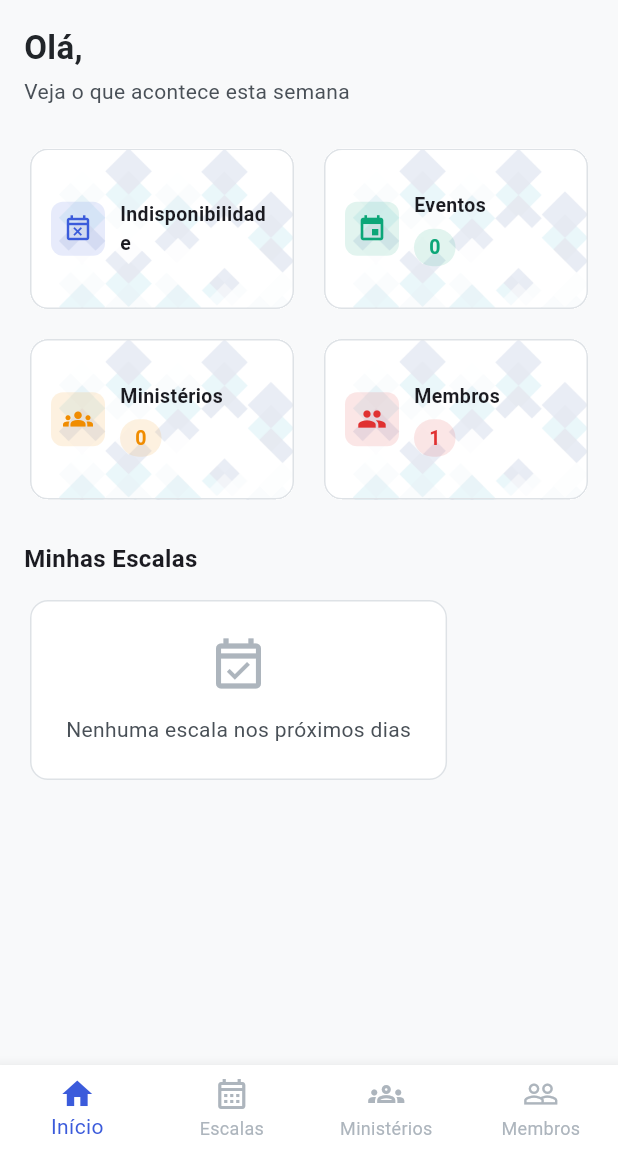
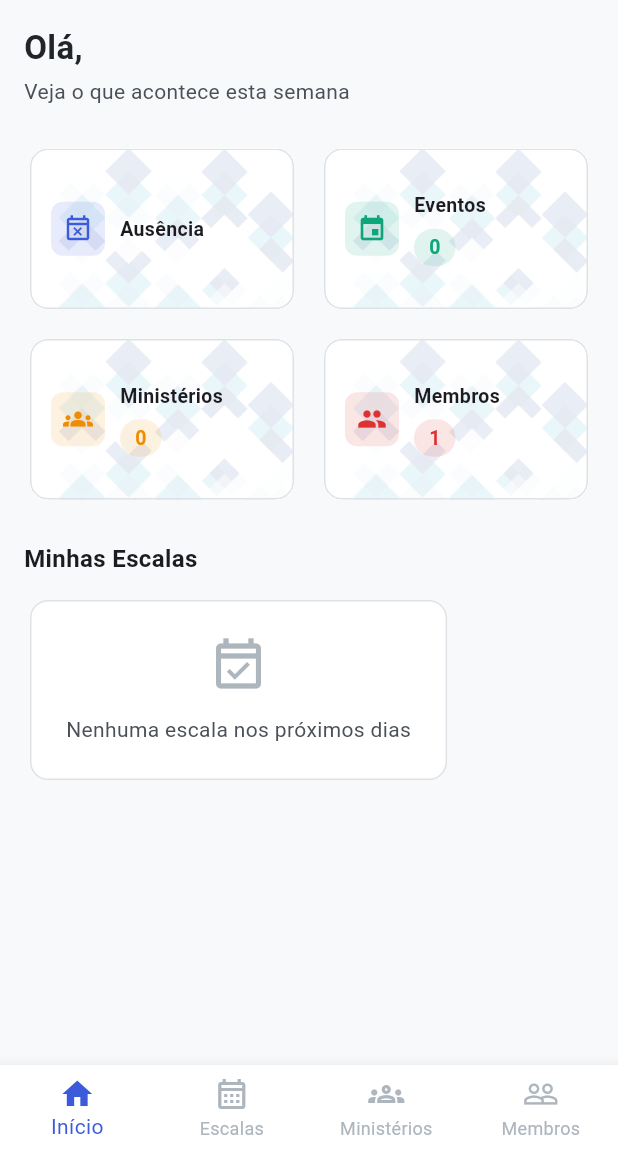
Before and after one commit to wilson-fernandes-mobile/servir, a Flutter app: the screen it shows once a user with an empty profile is signed in, on a phone screen of 412 x 824 dp, the part 84-1236 px from its top. Run offline on Flutter 3.47's test engine with Material 3 defaults, Android fonts, the phone set to English and light mode, and no system bars; our stand-ins replace cloud_firestore, device_info_plus, equatable, firebase_auth, firebase_core, flutter_native_splash and 3 more; accounts and stored records are empty.

```diff
--- a/lib/features/home/home_page.dart
+++ b/lib/features/home/home_page.dart
@@ -190,7 +190,7 @@ class _HomePageState extends ConsumerState<HomePage> {
       children: [
         _QuickActionCard(
           icon: Icons.event_busy_outlined,
-          label: 'Indisponibilidade',
+          label: 'Ausência',
           color: AppColors.primary,
           onTap: () {
             Navigator.of(context).push(
```
Also changed, not shown: 1 other file.
